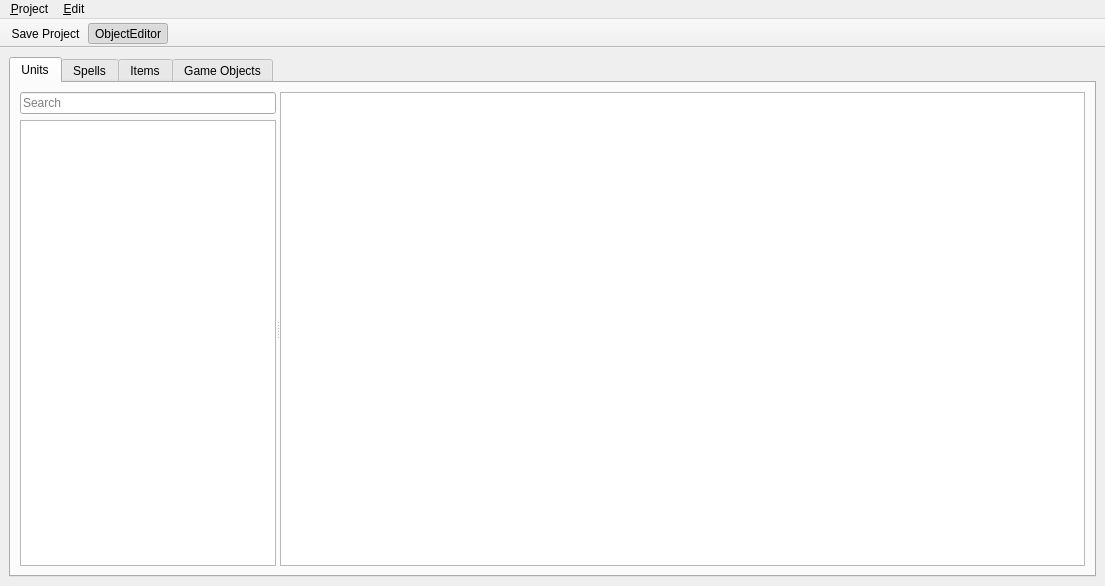
The window that editor/ui/object_editor.ui (Kyoril/wow-pp) describes before a commit, drawn with Qt 5.
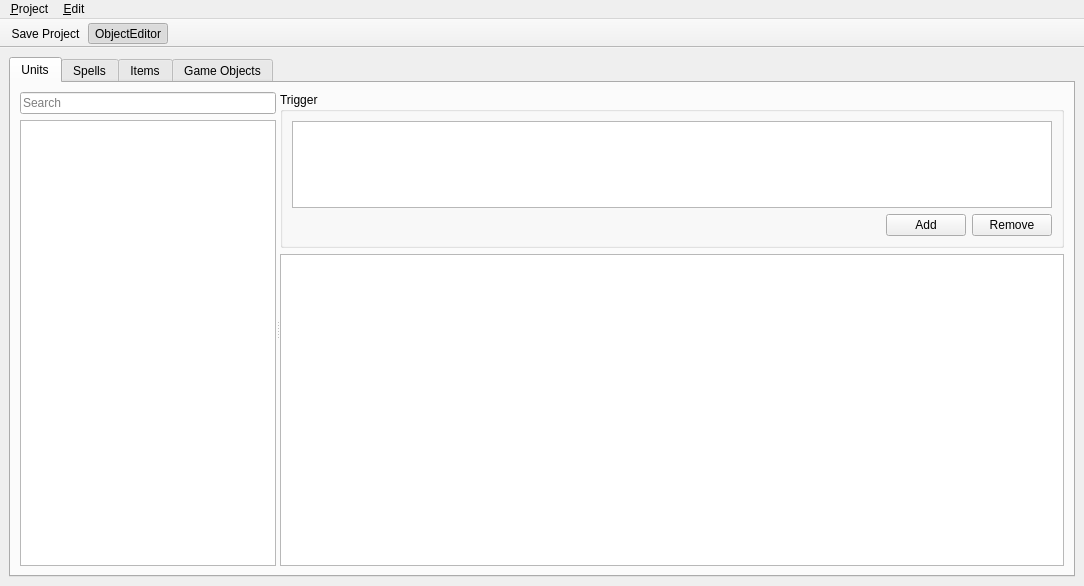
The same window after the commit. The open tabs and pages were chosen to show the change. Icons and pictures are not drawn.

Commit message:
Added first trigger implementation
Renamed trigger to area trigger

Diff of the .ui file:
```diff
--- a/editor/ui/object_editor.ui
+++ b/editor/ui/object_editor.ui
@@ -6,7 +6,7 @@
    <rect>
     <x>0</x>
     <y>0</y>
-    <width>1105</width>
+    <width>1084</width>
     <height>586</height>
    </rect>
   </property>
@@ -22,18 +22,6 @@
   </property>
   <widget class="QWidget" name="centralwidget">
    <layout class="QHBoxLayout" name="horizontalLayout">
-    <property name="leftMargin">
-     <number>9</number>
-    </property>
-    <property name="topMargin">
-     <number>9</number>
-    </property>
-    <property name="rightMargin">
-     <number>9</number>
-    </property>
-    <property name="bottomMargin">
-     <number>9</number>
-    </property>
     <item>
      <widget class="QTabWidget" name="tabWidget">
       <property name="tabPosition">
@@ -62,7 +50,7 @@
        <attribute name="title">
         <string>Units</string>
        </attribute>
-       <layout class="QVBoxLayout" name="verticalLayout_3">
+       <layout class="QVBoxLayout" name="verticalLayout_13">
         <item>
          <widget class="QSplitter" name="splitter">
           <property name="orientation">
@@ -98,22 +86,102 @@
             </item>
            </layout>
           </widget>
-          <widget class="QTreeView" name="unitPropertyWidget">
+          <widget class="QWidget" name="widget" native="true">
            <property name="sizePolicy">
             <sizepolicy hsizetype="Expanding" vsizetype="Expanding">
              <horstretch>1</horstretch>
              <verstretch>0</verstretch>
             </sizepolicy>
            </property>
-           <property name="alternatingRowColors">
-            <bool>true</bool>
-           </property>
-           <property name="indentation">
-            <number>0</number>
-           </property>
-           <property name="expandsOnDoubleClick">
-            <bool>false</bool>
-           </property>
+           <layout class="QVBoxLayout" name="verticalLayout_12">
+            <property name="leftMargin">
+             <number>0</number>
+            </property>
+            <property name="topMargin">
+             <number>0</number>
+            </property>
+            <property name="rightMargin">
+             <number>0</number>
+            </property>
+            <property name="bottomMargin">
+             <number>0</number>
+            </property>
+            <item>
+             <widget class="QGroupBox" name="groupBox_2">
+              <property name="sizePolicy">
+               <sizepolicy hsizetype="Expanding" vsizetype="Preferred">
+                <horstretch>1</horstretch>
+                <verstretch>1</verstretch>
+               </sizepolicy>
+              </property>
+              <property name="title">
+               <string>Trigger</string>
+              </property>
+              <layout class="QVBoxLayout" name="verticalLayout_3" stretch="0,0">
+               <item>
+                <widget class="QListWidget" name="unitTriggerWidget">
+                 <property name="sizePolicy">
+                  <sizepolicy hsizetype="Expanding" vsizetype="Preferred">
+                   <horstretch>0</horstretch>
+                   <verstretch>0</verstretch>
+                  </sizepolicy>
+                 </property>
+                </widget>
+               </item>
+               <item>
+                <layout class="QHBoxLayout" name="horizontalLayout_3">
+                 <item>
+                  <spacer name="horizontalSpacer">
+                   <property name="orientation">
+                    <enum>Qt::Horizontal</enum>
+                   </property>
+                   <property name="sizeHint" stdset="0">
+                    <size>
+                     <width>40</width>
+                     <height>20</height>
+                    </size>
+                   </property>
+                  </spacer>
+                 </item>
+                 <item>
+                  <widget class="QPushButton" name="unitAddTriggerBtn">
+                   <property name="text">
+                    <string>Add</string>
+                   </property>
+                  </widget>
+                 </item>
+                 <item>
+                  <widget class="QPushButton" name="unitRemoveTriggerBtn">
+                   <property name="text">
+                    <string>Remove</string>
+                   </property>
+                  </widget>
+                 </item>
+                </layout>
+               </item>
+              </layout>
+             </widget>
+            </item>
+            <item>
+             <widget class="QTreeView" name="unitPropertyWidget">
+              <property name="sizePolicy">
+               <sizepolicy hsizetype="Expanding" vsizetype="Expanding">
+                <horstretch>1</horstretch>
+                <verstretch>2</verstretch>
+               </sizepolicy>
+              </property>
+              <property name="alternatingRowColors">
+               <bool>true</bool>
+              </property>
+              <property name="indentation">
+               <number>0</number>
+              </property>
+              <property name="expandsOnDoubleClick">
+               <bool>false</bool>
+              </property>
+             </widget>
+            </item>
+           </layout>
           </widget>
          </widget>
         </item>
@@ -2790,7 +2858,7 @@
     <rect>
      <x>0</x>
      <y>0</y>
-     <width>1105</width>
+     <width>1084</width>
      <height>21</height>
     </rect>
    </property>
```
Left out of the diff: 4 changed lines with no effect on the pictures. The commit also changes 39 other files.
